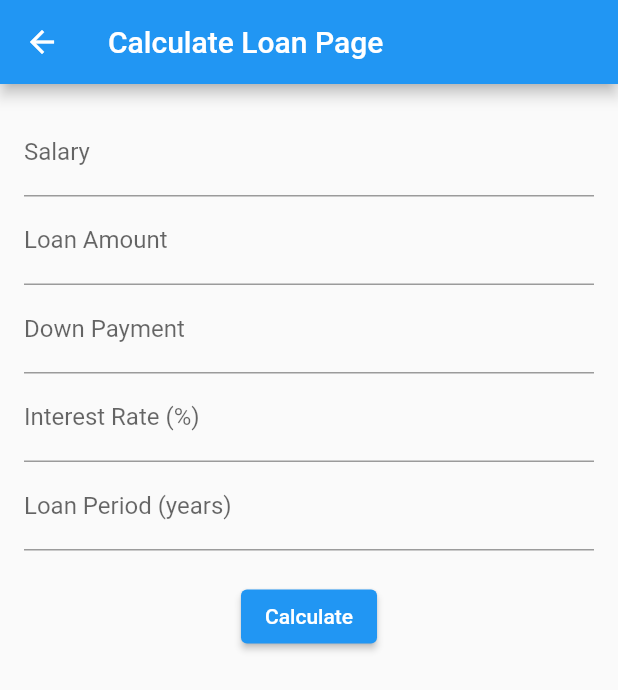
After one commit to ulascancmgl/expenser, a Flutter app: the screen it shows after launch, after a tap on "Calculate Loan", on a phone screen of 412 x 824 dp. The commit adds this screen. Shown: the top 690 px of the screen. Run offline on Flutter 3.47's test engine with Material 2 defaults, Android fonts, the phone set to English and light mode, and no system bars; our stand-ins replace shared_preferences, syncfusion_flutter_charts.

Commit message:
added loan calculate page

```diff
--- /dev/null
+++ b/lib/calculate_buy.dart
@@ -0,0 +1,124 @@
+import 'dart:math' as math;
+import 'package:flutter/material.dart';
+
+class CalculateBuyPage extends StatefulWidget {
+  @override
+  _CalculateBuyPageState createState() => _CalculateBuyPageState();
+}
+
+class _CalculateBuyPageState extends State<CalculateBuyPage> {
+  double salary = 0.0;
+  double downPayment = 0.0;
+  double originalLoanAmount = 0.0;
+  double loanAmount = 0.0;
+  double interestRate = 0.0;
+  int loanPeriod = 0;
+  double monthlyPayment = 0.0;
+  double totalPayment = 0.0;
+  bool isCalculated = false;
+  bool isLoanAvailable = false;
+
+  void calculateLoan() {
+    double remainingAmount = originalLoanAmount - downPayment;
+    loanAmount = remainingAmount;
+
+    double monthlyInterest = interestRate / 100;
+    int totalMonths = loanPeriod * 12;
+    monthlyPayment = (loanAmount * monthlyInterest) /
+        (1 - math.pow(1 + monthlyInterest, -totalMonths));
+
+    totalPayment = monthlyPayment * totalMonths;
+
+    setState(() {
+      isCalculated = true;
+      isLoanAvailable = monthlyPayment <= salary * 0.35;
+    });
+  }
+
+  @override
+  Widget build(BuildContext context) {
+    return Scaffold(
+      appBar: AppBar(
+        title: Text('Calculate Loan Page'),
+      ),
+      body: Padding(
+        padding: EdgeInsets.all(16.0),
+        child: SingleChildScrollView(
+          child: Column(
+            mainAxisAlignment: MainAxisAlignment.center,
+            children: [
+              TextField(
+                keyboardType: TextInputType.number,
+                decoration: InputDecoration(labelText: 'Salary'),
+                onChanged: (value) {
+                  setState(() {
+                    salary = double.parse(value);
+                  });
+                },
+              ),
+              TextField(
+                keyboardType: TextInputType.number,
+                decoration: InputDecoration(labelText: 'Loan Amount'),
+                onChanged: (value) {
+                  setState(() {
+                    originalLoanAmount = double.parse(value);
+                  });
+                },
+              ),
+              TextField(
+                keyboardType: TextInputType.number,
+                decoration: InputDecoration(labelText: 'Down Payment'),
+                onChanged: (value) {
+                  setState(() {
+                    downPayment = double.parse(value);
+                  });
+                },
+              ),
+              TextField(
+                keyboardType: TextInputType.number,
+                decoration: InputDecoration(labelText: 'Interest Rate (%)'),
+                onChanged: (value) {
+                  setState(() {
+                    interestRate = double.parse(value);
+                  });
+                },
+              ),
+              TextField(
+                keyboardType: TextInputType.number,
+                decoration: InputDecoration(labelText: 'Loan Period (years)'),
+                onChanged: (value) {
+                  setState(() {
+                    loanPeriod = int.parse(value);
+                  });
+                },
+              ),
+              SizedBox(height: 20.0),
+              ElevatedButton(
+                child: Text('Calculate'),
+                onPressed: calculateLoan,
+              ),
+              SizedBox(height: 20.0),
+              if (isCalculated && loanAmount != 0.0)
+                Text('Loan Amount: \$${loanAmount.toStringAsFixed(2)}'),
+              if (isCalculated && monthlyPayment != 0.0)
+                Text('Monthly Payment: \$${monthlyPayment.toStringAsFixed(2)}'),
+              if (isCalculated && totalPayment != 0.0)
+                Text('Total Payment: \$${totalPayment.toStringAsFixed(2)}'),
+              SizedBox(height: 20.0),
+              if (isCalculated)
+                Text(
+                  isLoanAvailable
+                      ? 'You can get this loan.'
+                      : 'You cannot get this loan because the monthly payment exceeds 35% of your salary.',
+                  style: TextStyle(
+                    fontWeight: FontWeight.bold,
+                    color: isLoanAvailable ? Colors.green : Colors.red,
+                  ),
+                ),
+            ],
+          ),
+        ),
+      ),
+    );
+  }
+}
--- a/lib/main.dart
+++ b/lib/main.dart
@@ -1,3 +1,4 @@
+import 'package:expenser/calculate_buy.dart';
 import 'package:expenser/total_expense.dart';
 import 'package:flutter/material.dart';
 
@@ -84,6 +85,17 @@ class HomePage extends StatelessWidget {
                 Navigator.push(
                   context,
                   MaterialPageRoute(
+                    builder: (context) => CalculateBuyPage(),
+                  ),
+                );
+              },
+              child: Text('Calculate Loan'),
+            ),
+            ElevatedButton(
+              onPressed: () {
+                Navigator.push(
+                  context,
+                  MaterialPageRoute(
                     builder: (context) => ExchangePage(),
                   ),
                 );
```
